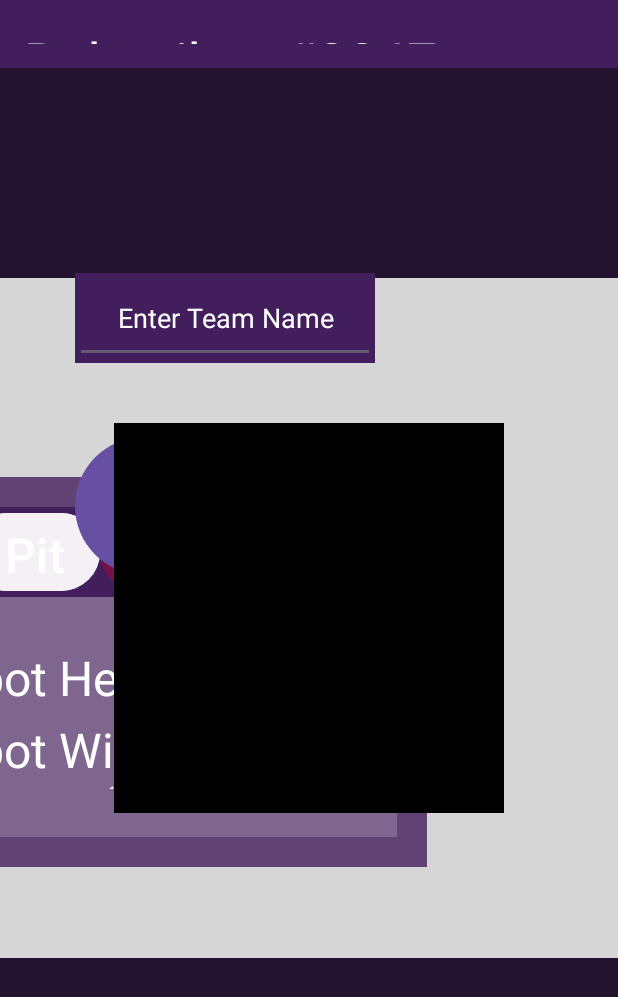
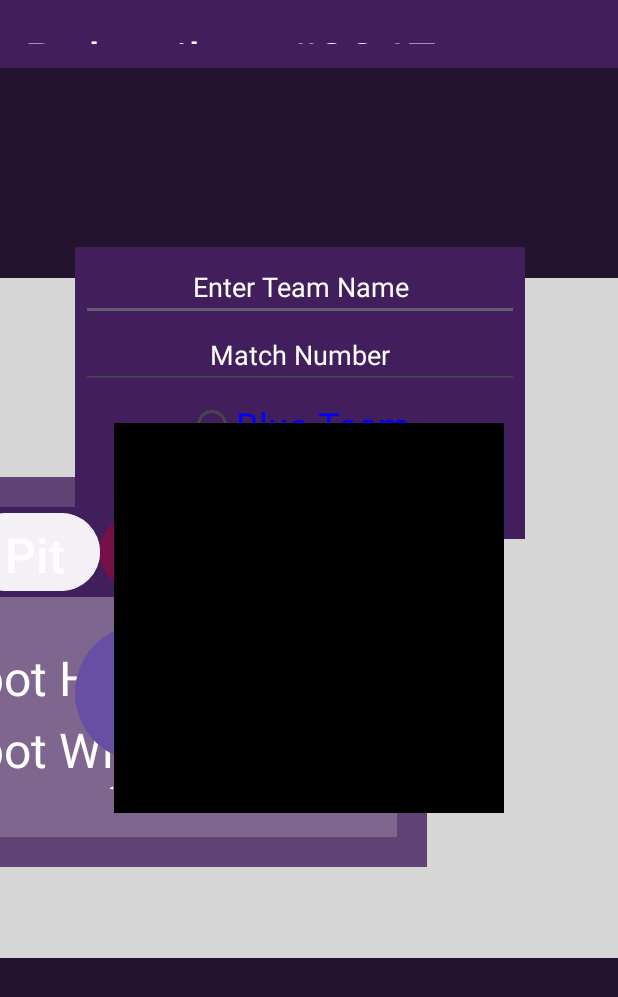
Before and after one commit to Geneva-Robovikes/ScoutingApp2024, an Android app: the screen it shows after launch (MainActivity), after a tap on "Pit", on a phone screen of 412 x 824 dp. Shown: the top 997 px of the screen. Run offline under Robolectric (Android 15) with nearby library versions, the phone set to English and light mode, and no system bars; our stand-ins replace sdp/ssp sizes; libraries missing offline, so code that uses them is left out: com.journeyapps.barcodescanner; 3 other taps on this screen came first.

Commit message:
team color, match number

```diff
--- a/app/src/main/java/com/robovikes/scoutingapp2024/MainActivity.java
+++ b/app/src/main/java/com/robovikes/scoutingapp2024/MainActivity.java
@@ -14,6 +14,7 @@ import android.widget.EditText;
 import android.widget.ImageButton;
 import android.widget.ImageView;
 import android.widget.LinearLayout;
+import android.widget.RadioButton;
 import android.widget.ScrollView;
 import android.widget.TextView;
 
@@ -94,6 +95,9 @@ public class MainActivity extends AppCompatActivity {
         CheckBox CanPickNotesGround = findViewById(R.id.pitGroundNotes);
         CheckBox CanPickNotesLoading = findViewById(R.id.pitLoadingNotes);
 
+        //team
+        RadioButton teamBlue = findViewById(R.id.blueteam);
+        RadioButton teamRed = findViewById(R.id.redteam);
 
         //auto
         AdditionButton AutoAmpsScored = new AdditionButton(findViewById(R.id.autoAmpsScoredPlus),findViewById(R.id.autoAmpsScoredMinus),findViewById(R.id.autoAmpsScored),"Auto: Notes in Amp Scored");
@@ -134,6 +138,7 @@ public class MainActivity extends AppCompatActivity {
         CheckBox BrokeDownRestarted = findViewById(R.id.BrokeDownRestarted);
         AdditionButton[] teleopAdditionButtons = {AmpsScored,SpeakersScored,ShotsAttempted,ShotsMade};
 
+        EditText matchNumber = findViewById(R.id.matchnumber);
         for (AdditionButton widget : teleopAdditionButtons){
             widget.plus.setOnClickListener(new View.OnClickListener() {
                 @Override
@@ -179,7 +184,6 @@ public class MainActivity extends AppCompatActivity {
             });
         }
 
-        //REMOVE LATER
         SectionButton[] sectionButtons = {PitSectionButton,AutoSectionButton,TeleopSection};
         for (SectionButton widget : sectionButtons){
             widget.button.setOnClickListener(new View.OnClickListener() {
@@ -237,7 +241,10 @@ public class MainActivity extends AppCompatActivity {
                 ArrayList<String[]> textMap = new ArrayList<String[]>();
                 String csvFile = "";
 
-                textMap.add(new String[]{"Team",String.valueOf(TeamName.getText())});
+                textMap.add(new String[]{"Team Name",String.valueOf(TeamName.getText())});
+                textMap.add(new String[]{"Match #",String.valueOf(matchNumber.getText())});
+                if (teamBlue.isChecked()) textMap.add(new String[]{"Team","Blue"});
+                else textMap.add(new String[]{"Team","Red"});
 
                 //auto section
                 textMap.add(new String[]{"Robot Height",String.valueOf(RobotHeight.getText())});
--- a/app/src/main/res/layout/activity_main.xml
+++ b/app/src/main/res/layout/activity_main.xml
@@ -60,25 +60,58 @@
     </RelativeLayout>
 
     <LinearLayout
-        android:layout_width="200dp"
-        android:layout_height="60dp"
+        android:layout_width="300dp"
+        android:layout_height="wrap_content"
         android:layout_marginStart="50dp"
-        android:layout_marginTop="-400dp"
+        android:layout_marginTop="-300dp"
         android:background="#431e5c"
+        android:orientation="vertical"
+        android:padding="4dp"
         app:layout_constraintBottom_toBottomOf="parent"
         app:layout_constraintStart_toStartOf="parent"
         app:layout_constraintTop_toTopOf="parent"
+        android:gravity="center"
         app:layout_constraintVertical_bias="0.5">
-
         <EditText
             android:id="@+id/editTeamName"
             android:layout_width="match_parent"
-            android:layout_height="match_parent"
+            android:layout_height="wrap_content"
             android:gravity="center"
             android:hint="Enter Team Name"
             android:inputType="text"
             android:textColor="@color/white"
-            android:textColorHint="@color/white"></EditText>
+            android:textColorHint="@color/white">
+        </EditText>
+        <EditText
+            android:id="@+id/matchnumber"
+            android:layout_width="match_parent"
+            android:layout_height="wrap_content"
+            android:gravity="center"
+            android:hint="Match Number"
+            android:inputType="number"
+            android:textColor="@color/white"
+            android:textColorHint="@color/white">
+        </EditText>
+        <RadioGroup
+            android:layout_width="wrap_content"
+            android:layout_height="wrap_content">
+            <RadioButton
+                android:id="@+id/blueteam"
+                android:layout_width="wrap_content"
+                android:layout_height="wrap_content"
+                android:text="Blue Team"
+                android:textColor="#0000FF"
+                android:textSize="24sp">
+            </RadioButton>
+            <RadioButton
+                android:id="@+id/redteam"
+                android:layout_width="wrap_content"
+                android:layout_height="wrap_content"
+                android:text="Red Team"
+                android:textColor="#FF0000"
+                android:textSize="24sp">
+            </RadioButton>
+        </RadioGroup>
     </LinearLayout>
 
     <LinearLayout
@@ -1002,7 +1035,7 @@
         android:layout_width="200dp"
         android:layout_height="100dp"
         android:layout_marginStart="50dp"
-        android:layout_marginTop="-150dp"
+        android:layout_marginTop="100dp"
         android:text="Generate QR Code"
         android:textSize="32sp"
         app:layout_constraintBottom_toBottomOf="parent"
```
